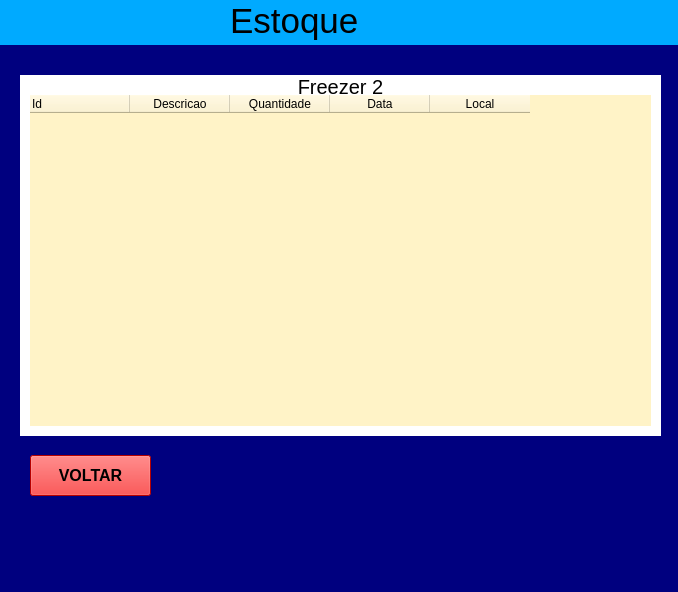
Qt form freezer_2.ui (samuelgarca/controleestoquepyqt5) before a commit.
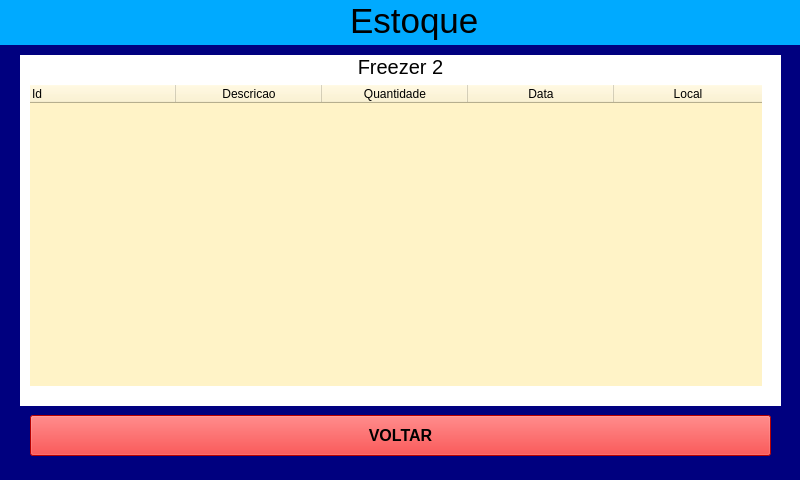
The same form after that commit.

The edit to the form file:
```diff
--- a/freezer_2.ui
+++ b/freezer_2.ui
@@ -6,8 +6,8 @@
    <rect>
     <x>0</x>
     <y>0</y>
-    <width>678</width>
-    <height>592</height>
+    <width>800</width>
+    <height>480</height>
    </rect>
   </property>
   <property name="windowTitle">
@@ -61,7 +61,7 @@
       <widget class="QLabel" name="label">
        <property name="geometry">
         <rect>
-         <x>230</x>
+         <x>350</x>
          <y>0</y>
          <width>361</width>
          <height>41</height>
@@ -105,8 +105,8 @@
        <property name="geometry">
         <rect>
          <x>30</x>
-         <y>410</y>
-         <width>121</width>
+         <y>370</y>
+         <width>741</width>
          <height>41</height>
         </rect>
        </property>
@@ -128,9 +128,9 @@
        <property name="geometry">
         <rect>
          <x>20</x>
-         <y>30</y>
-         <width>641</width>
-         <height>361</height>
+         <y>10</y>
+         <width>761</width>
+         <height>351</height>
         </rect>
        </property>
        <property name="font">
@@ -178,14 +178,16 @@
        <property name="geometry">
         <rect>
          <x>30</x>
-         <y>50</y>
-         <width>621</width>
-         <height>331</height>
+         <y>40</y>
+         <width>732</width>
+         <height>301</height>
         </rect>
        </property>
        <property name="font">
         <font>
-         <pointsize>10</pointsize>
+         <pointsize>13</pointsize>
+         <weight>75</weight>
+         <bold>true</bold>
         </font>
        </property>
        <property name="styleSheet">
@@ -209,11 +211,14 @@
        <property name="columnCount">
         <number>5</number>
        </property>
+       <attribute name="horizontalHeaderVisible">
+        <bool>true</bool>
+       </attribute>
        <attribute name="horizontalHeaderCascadingSectionResizes">
         <bool>true</bool>
        </attribute>
        <attribute name="horizontalHeaderDefaultSectionSize">
-        <number>100</number>
+        <number>146</number>
        </attribute>
        <attribute name="horizontalHeaderHighlightSections">
         <bool>true</bool>
@@ -222,10 +227,10 @@
         <number>40</number>
        </attribute>
        <attribute name="horizontalHeaderShowSortIndicator" stdset="0">
-        <bool>false</bool>
+        <bool>true</bool>
        </attribute>
        <attribute name="horizontalHeaderStretchLastSection">
-        <bool>false</bool>
+        <bool>true</bool>
        </attribute>
        <attribute name="verticalHeaderDefaultSectionSize">
         <number>30</number>
```
Left out of the diff: 2 changed lines with no effect on the pictures.
